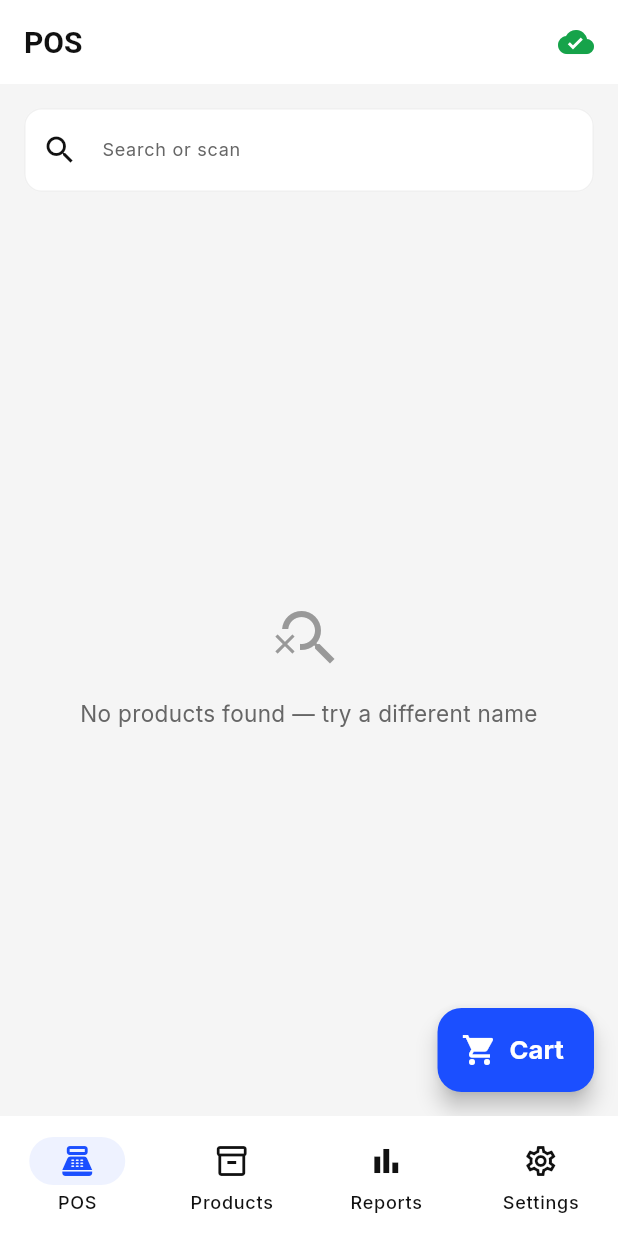
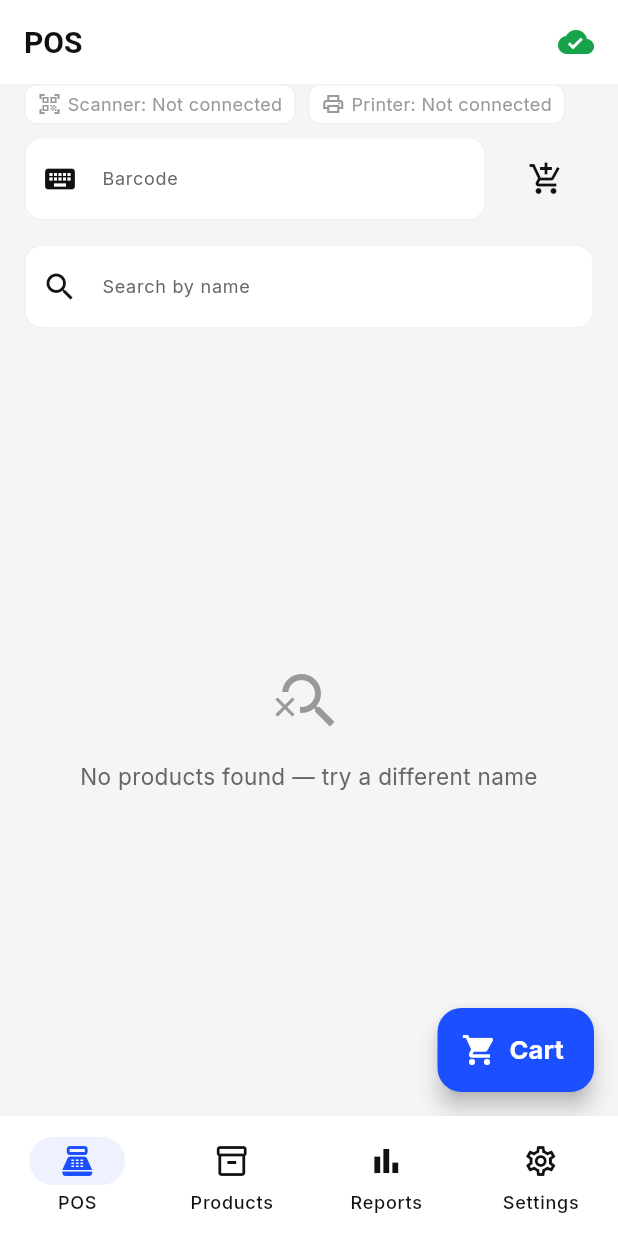
Before and after one commit to zwecodes/G-9-POS, a Flutter app: the PosScreen screen opened by its route, on a phone screen of 412 x 824 dp. Run offline on Flutter 3.47's test engine with Material 3 defaults, Android fonts, the phone set to English and light mode, and no system bars; our stand-ins replace connectivity_plus, drift, file_picker, flutter_riverpod, flutter_secure_storage, go_router and 4 more; missing offline and left inert: bcrypt; accounts and stored records are empty; generated files the repository leaves out were written again.

Commit message:
feat(hardware): add HAL stubs, status bar, and manual barcode entry
Co-authored-by: Cursor <cursoragent@cursor.com>

```diff
--- a/apps/mobile/lib/core/hardware/hardware_provider.dart
+++ b/apps/mobile/lib/core/hardware/hardware_provider.dart
@@ -1 +1,36 @@
-// Placeholder. No logic yet.
+import 'package:flutter_riverpod/flutter_riverpod.dart';
+
+import 'hardware_status.dart';
+import 'implementations/stub_label_printer.dart';
+import 'implementations/stub_receipt_printer.dart';
+import 'implementations/stub_scanner.dart';
+import 'interfaces/label_printer_interface.dart';
+import 'interfaces/receipt_printer_interface.dart';
+import 'interfaces/scanner_interface.dart';
+
+final scannerProvider = Provider<ScannerInterface>((ref) {
+  final scanner = StubScanner();
+  ref.onDispose(scanner.dispose);
+  return scanner;
+});
+
+final receiptPrinterProvider = Provider<ReceiptPrinterInterface>((ref) {
+  return StubReceiptPrinter();
+});
+
+final labelPrinterProvider = Provider<LabelPrinterInterface>((ref) {
+  return StubLabelPrinter();
+});
+
+final scannerStatusProvider = Provider<HardwareConnectionStatus>((ref) {
+  return ref.watch(scannerProvider).status;
+});
+
+final printerStatusProvider = Provider<HardwareConnectionStatus>((ref) {
+  return ref.watch(receiptPrinterProvider).status;
+});
+
+/// True when the sale screen should show the manual barcode field (§4.4).
+final showManualBarcodeEntryProvider = Provider<bool>((ref) {
+  return !ref.watch(scannerProvider).isConnected;
+});
--- /dev/null
+++ b/apps/mobile/lib/core/hardware/hardware_status.dart
@@ -0,0 +1,24 @@
+/// Connection state for non-blocking UI indicators.
+enum HardwareConnectionStatus {
+  connected,
+  disconnected,
+  connecting,
+  error,
+}
+
+extension HardwareConnectionStatusLabel on HardwareConnectionStatus {
+  String get label {
+    switch (this) {
+      case HardwareConnectionStatus.connected:
+        return 'Connected';
+      case HardwareConnectionStatus.disconnected:
+        return 'Not connected';
+      case HardwareConnectionStatus.connecting:
+        return 'Connecting…';
+      case HardwareConnectionStatus.error:
+        return 'Error';
+    }
+  }
+
+  bool get isReady => this == HardwareConnectionStatus.connected;
+}
--- /dev/null
+++ b/apps/mobile/lib/core/hardware/implementations/stub_scanner.dart
@@ -0,0 +1,72 @@
+import 'dart:async';
+
+import '../hardware_constants.dart';
+import '../hardware_status.dart';
+import '../interfaces/scanner_interface.dart';
+
+/// Always disconnected until a real Bluetooth HID implementation is wired.
+/// Manual barcode entry and future HID scans both publish to [onBarcodeScanned].
+class StubScanner implements ScannerInterface {
+  final _controller = StreamController<String>.broadcast();
+
+  @override
+  Stream<String> get onBarcodeScanned => _controller.stream;
+
+  @override
+  bool get isConnected => false;
+
+  @override
+  HardwareConnectionStatus get status => HardwareConnectionStatus.disconnected;
+
+  @override
+  Future<bool> connect() async => false;
+
+  @override
+  Future<void> disconnect() async {}
+
+  /// Manual entry and HID paths converge here (§4.4).
+  void submitBarcode(String barcode) {
+    final trimmed = barcode.trim();
+    if (trimmed.isEmpty) return;
+    _controller.add(trimmed);
+  }
+
+  void dispose() {
+    _controller.close();
+  }
+}
+
+/// Skeleton for the real Netum/Eyoyo HID path — not used until hardware arrives.
+/// Keeps the scan-vs-type threshold in one place (§4.2).
+class BluetoothHidScannerSkeleton {
+  BluetoothHidScannerSkeleton({
+    required void Function(String barcode) onScan,
+    this.thresholdMs = HardwareConstants.scanThresholdMs,
+  }) : _onScan = onScan;
+
+  final void Function(String barcode) _onScan;
+  final int thresholdMs;
+  final _buffer = StringBuffer();
+  Timer? _debounce;
+
+  void onKeyInput(String char) {
+    if (char == '\n' || char == '\r') {
+      _flush();
+      return;
+    }
+    _buffer.write(char);
+    _debounce?.cancel();
+    _debounce = Timer(Duration(milliseconds: thresholdMs), _flush);
+  }
+
+  void _flush() {
+    _debounce?.cancel();
+    final result = _buffer.toString().trim();
+    _buffer.clear();
+    if (result.isNotEmpty) _onScan(result);
+  }
+
+  void dispose() {
+    _debounce?.cancel();
+  }
+}
--- /dev/null
+++ b/apps/mobile/lib/core/hardware/interfaces/scanner_interface.dart
@@ -0,0 +1,14 @@
+import '../hardware_status.dart';
+
+/// Bluetooth HID barcode scanner — HARDWARE-INTEGRATION.md §3–§4.
+abstract class ScannerInterface {
+  Stream<String> get onBarcodeScanned;
+
+  Future<bool> connect();
+
+  Future<void> disconnect();
+
+  bool get isConnected;
+
+  HardwareConnectionStatus get status;
+}
--- /dev/null
+++ b/apps/mobile/lib/features/pos/providers/barcode_listener_provider.dart
@@ -0,0 +1,35 @@
+import 'dart:async';
+
+import 'package:flutter_riverpod/flutter_riverpod.dart';
+
+import '../../../core/hardware/hardware_provider.dart';
+import '../../../core/utils/repository_exception.dart';
+import '../../../shared/providers/app_providers.dart';
+import 'cart_provider.dart';
+
+/// Listens to [ScannerInterface.onBarcodeScanned] and adds to the cart.
+/// Never throws into the UI — failures become [barcodeLookupErrorProvider].
+final barcodeLookupErrorProvider = StateProvider<String?>((ref) => null);
+
+final posBarcodeListenerProvider = Provider<void>((ref) {
+  final scanner = ref.watch(scannerProvider);
+  final log = ref.watch(appLoggerProvider);
+  StreamSubscription<String>? sub;
+
+  sub = scanner.onBarcodeScanned.listen((code) async {
+    ref.read(barcodeLookupErrorProvider.notifier).state = null;
+    try {
+      await ref.read(cartProvider.notifier).addByBarcode(code);
+    } on RepositoryException catch (error) {
+      ref.read(barcodeLookupErrorProvider.notifier).state = error.message;
+    } catch (error, stack) {
+      log.e('Barcode lookup failed', error: error, stackTrace: stack);
+      ref.read(barcodeLookupErrorProvider.notifier).state =
+          'Could not add that product. Try again.';
+    }
+  });
+
+  ref.onDispose(() {
+    sub?.cancel();
+  });
+});
--- /dev/null
+++ b/apps/mobile/lib/features/pos/widgets/hardware_status_bar.dart
@@ -0,0 +1,78 @@
+import 'package:flutter/material.dart';
+import 'package:flutter_riverpod/flutter_riverpod.dart';
+
+import '../../../core/hardware/hardware_provider.dart';
+import '../../../core/hardware/hardware_status.dart';
+import '../../../core/theme/app_colors.dart';
+import '../../../core/theme/app_spacing.dart';
+import '../../../core/theme/app_text_styles.dart';
+
+/// Non-blocking scanner/printer indicators — never disable sale actions.
+class HardwareStatusBar extends ConsumerWidget {
+  const HardwareStatusBar({super.key});
+
+  @override
+  Widget build(BuildContext context, WidgetRef ref) {
+    final scanner = ref.watch(scannerStatusProvider);
+    final printer = ref.watch(printerStatusProvider);
+    return Padding(
+      padding: const EdgeInsets.fromLTRB(
+        AppSpacing.md,
+        0,
+        AppSpacing.md,
+        AppSpacing.sm,
+      ),
+      child: Row(
+        children: [
+          _Chip(
+            icon: Icons.qr_code_scanner,
+            label: 'Scanner: ${scanner.label}',
+            ready: scanner.isReady,
+          ),
+          const SizedBox(width: AppSpacing.sm),
+          _Chip(
+            icon: Icons.print_outlined,
+            label: 'Printer: ${printer.label}',
+            ready: printer.isReady,
+          ),
+        ],
+      ),
+    );
+  }
+}
+
+class _Chip extends StatelessWidget {
+  const _Chip({
+    required this.icon,
+    required this.label,
+    required this.ready,
+  });
+
+  final IconData icon;
+  final String label;
+  final bool ready;
+
+  @override
+  Widget build(BuildContext context) {
+    final color = ready ? AppColors.success : AppColors.textMuted;
+    return Container(
+      padding: const EdgeInsets.symmetric(
+        horizontal: AppSpacing.sm,
+        vertical: AppSpacing.xs,
+      ),
+      decoration: BoxDecoration(
+        color: AppColors.surface,
+        borderRadius: BorderRadius.circular(AppRadius.sm),
+        border: Border.all(color: AppColors.surfaceVariant),
+      ),
+      child: Row(
+        mainAxisSize: MainAxisSize.min,
+        children: [
+          Icon(icon, size: AppSpacing.md, color: color),
+          const SizedBox(width: AppSpacing.xs),
+          Text(label, style: AppTextStyles.caption.copyWith(color: color)),
+        ],
+      ),
+    );
+  }
+}
--- /dev/null
+++ b/apps/mobile/lib/features/pos/widgets/manual_barcode_field.dart
@@ -0,0 +1,88 @@
+import 'package:flutter/material.dart';
+import 'package:flutter/services.dart';
+import 'package:flutter_riverpod/flutter_riverpod.dart';
+
+import '../../../core/hardware/hardware_provider.dart';
+import '../../../core/hardware/implementations/stub_scanner.dart';
+import '../../../core/theme/app_spacing.dart';
+import '../providers/barcode_listener_provider.dart';
+
+/// Visible when no scanner is connected — HARDWARE-INTEGRATION.md §4.4.
+class ManualBarcodeField extends ConsumerStatefulWidget {
+  const ManualBarcodeField({super.key});
+
+  @override
+  ConsumerState<ManualBarcodeField> createState() => _ManualBarcodeFieldState();
+}
+
+class _ManualBarcodeFieldState extends ConsumerState<ManualBarcodeField> {
+  final _controller = TextEditingController();
+  final _focus = FocusNode();
+
+  @override
+  void dispose() {
+    _controller.dispose();
+    _focus.dispose();
+    super.dispose();
+  }
+
+  @override
+  Widget build(BuildContext context) {
+    final show = ref.watch(showManualBarcodeEntryProvider);
+    if (!show) return const SizedBox.shrink();
+
+    return Padding(
+      padding: const EdgeInsets.fromLTRB(
+        AppSpacing.md,
+        0,
+        AppSpacing.md,
+        AppSpacing.sm,
+      ),
+      child: Row(
+        children: [
+          Expanded(
+            child: TextField(
+              controller: _controller,
+              focusNode: _focus,
+              textInputAction: TextInputAction.done,
+              inputFormatters: [
+                FilteringTextInputFormatter.allow(RegExp(r'[0-9A-Za-z\-]')),
+              ],
+              decoration: const InputDecoration(
+                labelText: 'Barcode',
+                prefixIcon: Icon(Icons.keyboard),
+                hintText: 'Type barcode and press Enter',
+              ),
+              onSubmitted: (_) => _submit(),
+            ),
+          ),
+          const SizedBox(width: AppSpacing.sm),
+          SizedBox(
+            height: AppSpacing.minTapTarget,
+            width: AppSpacing.minTapTarget + AppSpacing.md,
+            child: IconButton(
+              tooltip: 'Add by barcode',
+              onPressed: _submit,
+              icon: const Icon(Icons.add_shopping_cart),
+            ),
+          ),
+        ],
+      ),
+    );
+  }
+
+  void _submit() {
+    final raw = _controller.text.trim();
+    if (raw.isEmpty) {
+      ref.read(barcodeLookupErrorProvider.notifier).state = 'Enter a barcode.';
+      return;
+    }
+    ref.read(barcodeLookupErrorProvider.notifier).state = null;
+    final scanner = ref.read(scannerProvider);
+    if (scanner is StubScanner) {
+      scanner.submitBarcode(raw);
+    }
+    _controller.clear();
+    _focus.requestFocus();
+  }
+}
--- a/apps/mobile/lib/features/pos/widgets/product_grid.dart
+++ b/apps/mobile/lib/features/pos/widgets/product_grid.dart
@@ -10,36 +10,46 @@ import '../../../core/utils/repository_exception.dart';
 import '../../../shared/widgets/ui_primitives.dart';
 import '../../inventory/providers/inventory_providers.dart';
 import '../../products/providers/product_providers.dart';
+import '../providers/barcode_listener_provider.dart';
 import '../providers/cart_provider.dart';
+import 'hardware_status_bar.dart';
+import 'manual_barcode_field.dart';
 
 class ProductGrid extends ConsumerWidget {
   const ProductGrid({super.key});
 
   @override
   Widget build(BuildContext context, WidgetRef ref) {
+    ref.watch(posBarcodeListenerProvider);
     final products = ref.watch(sellableProductListProvider);
     final query = ref.watch(posSearchQueryProvider).trim().toLowerCase();
     final stocks = ref.watch(stockByProductProvider).valueOrNull ?? {};
+    final barcodeError = ref.watch(barcodeLookupErrorProvider);
 
     return Column(
       children: [
+        const HardwareStatusBar(),
+        const ManualBarcodeField(),
+        if (barcodeError != null)
+          Padding(
+            padding: const EdgeInsets.symmetric(horizontal: AppSpacing.md),
+            child: ErrorText(barcodeError),
+          ),
         Padding(
-          padding: const EdgeInsets.all(AppSpacing.md),
+          padding: const EdgeInsets.fromLTRB(
+            AppSpacing.md,
+            AppSpacing.sm,
+            AppSpacing.md,
+            AppSpacing.sm,
+          ),
           child: TextField(
             decoration: const InputDecoration(
-              labelText: 'Search or scan',
+              labelText: 'Search by name',
               prefixIcon: Icon(Icons.search),
             ),
-            onChanged: (value) async {
+            onChanged: (value) {
               ref.read(posSearchQueryProvider.notifier).state = value;
-              final trimmed = value.trim();
-              if (trimmed.isEmpty) return;
-              try {
-                await ref.read(cartProvider.notifier).addByBarcode(trimmed);
-                ref.read(posSearchQueryProvider.notifier).state = '';
-              } on RepositoryException {
-                // Not a full barcode — keep filtering by name.
-              }
+              ref.read(barcodeLookupErrorProvider.notifier).state = null;
             },
           ),
         ),
@@ -108,6 +118,7 @@ class _ProductCard extends ConsumerWidget {
         onTap: () {
           try {
             ref.read(cartProvider.notifier).addProduct(product);
+            ref.read(barcodeLookupErrorProvider.notifier).state = null;
           } on RepositoryException {
             // Inactive products are filtered from sellable list.
           }
@@ -136,22 +147,22 @@ class _ProductCard extends ConsumerWidget {
                     overflow: TextOverflow.ellipsis,
                     style: AppTextStyles.cartItemName,
                   ),
-                  const SizedBox(height: AppSpacing.xs),
                   Text(
                     CurrencyFormatter.format(product.priceMmk),
-                    style: AppTextStyles.cartItemPrice,
+                    style: AppTextStyles.caption,
+                  ),
+                  Text(
+                    'Stock $stock',
+                    style: AppTextStyles.caption.copyWith(
+                      color: stock <= 0
+                          ? AppColors.error
+                          : low
+                              ? AppColors.warning
+                              : AppColors.textSecondary,
+                    ),
                   ),
                 ],
               ),
-              if (low)
-                const Positioned(
-                  top: 0,
-                  right: 0,
-                  child: CircleAvatar(
-                    radius: AppSpacing.xs,
-                    backgroundColor: AppColors.error,
-                  ),
-                ),
             ],
           ),
         ),
--- a/apps/mobile/lib/shared/router/app_router.dart
+++ b/apps/mobile/lib/shared/router/app_router.dart
@@ -18,6 +18,7 @@ import '../../features/reports/screens/reports_screen.dart';
 import '../../features/sales/repositories/sale_repository.dart';
 import '../../features/sales/screens/sale_detail_screen.dart';
 import '../../features/sales/screens/sales_history_screen.dart';
+import '../../features/settings/screens/hardware_settings_screen.dart';
 import '../../features/settings/screens/settings_screen.dart';
 import '../../features/settings/screens/sync_status_screen.dart';
 import '../widgets/app_shell.dart';
@@ -135,6 +136,10 @@ final appRouterProvider = Provider<GoRouter>((ref) {
                     builder: (context, state) => const SyncStatusScreen(),
                   ),
                   GoRoute(
+                    path: 'hardware',
+                    builder: (context, state) => const HardwareSettingsScreen(),
+                  ),
+                  GoRoute(
                     path: 'expenses',
                     builder: (context, state) => const ExpenseListScreen(),
                     routes: [
```
Also changed, not shown: apps/mobile/lib/core/hardware/hardware_constants.dart (+10 -1 lines), apps/mobile/lib/core/hardware/implementations/stub_label_printer.dart (added, +17 -0 lines), apps/mobile/lib/core/hardware/implementations/stub_receipt_printer.dart (added, +22 -0 lines), apps/mobile/lib/core/hardware/interfaces/label_printer_interface.dart (added, +12 -0 lines), apps/mobile/lib/core/hardware/interfaces/receipt_printer_interface.dart (added, +54 -0 lines), apps/mobile/lib/features/pos/screens/sale_complete_screen.dart (+14 -6 lines), apps/mobile/lib/features/settings/screens/hardware_settings_screen.dart (added, +81 -0 lines), apps/mobile/lib/features/settings/screens/settings_screen.dart (+8 -0 lines), 2 other files.
